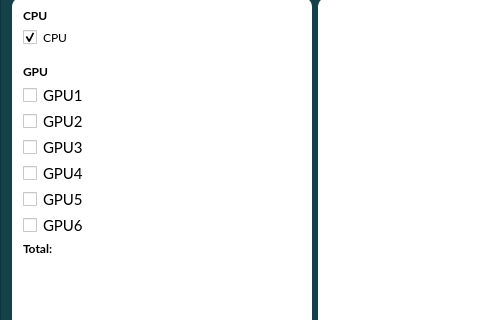
This is src/qt/forms/miningpage.ui in ZiftrCOIN/ziftrcoin as Qt 5 draws it before an edit; both pictures show x 0 to 480 and y 169 to 489 of the 918 by 880 pixel window. The edited form follows.
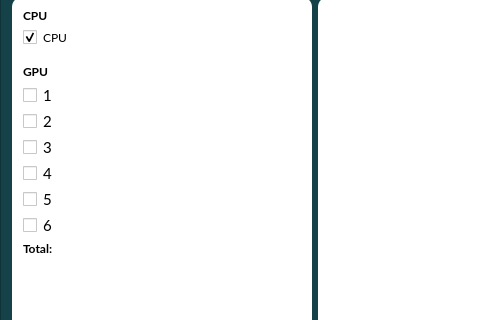
This is the edited form. Icons and pictures are not drawn.

What changed in the file:
```diff
--- a/src/qt/forms/miningpage.ui
+++ b/src/qt/forms/miningpage.ui
@@ -460,20 +460,20 @@
                  <item alignment="Qt::AlignLeft">
                   <widget class="QCheckBox" name="gpu1CheckBox">
                    <property name="sizePolicy">
-                    <sizepolicy hsizetype="Maximum" vsizetype="Fixed">
+                    <sizepolicy hsizetype="Expanding" vsizetype="Fixed">
                      <horstretch>0</horstretch>
                      <verstretch>0</verstretch>
                     </sizepolicy>
                    </property>
                    <property name="minimumSize">
                     <size>
-                     <width>160</width>
+                     <width>0</width>
                      <height>0</height>
                     </size>
                    </property>
                    <property name="maximumSize">
                     <size>
-                     <width>58</width>
+                     <width>16777215</width>
                      <height>16777215</height>
                     </size>
                    </property>
@@ -483,8 +483,11 @@
                      <pointsize>11</pointsize>
                     </font>
                    </property>
+                   <property name="styleSheet">
+                    <string notr="true"/>
+                   </property>
                    <property name="text">
-                    <string>GPU1    </string>
+                    <string>1    </string>
                    </property>
                   </widget>
                  </item>
@@ -527,13 +530,13 @@
                    </property>
                    <property name="minimumSize">
                     <size>
-                     <width>160</width>
+                     <width>0</width>
                      <height>0</height>
                     </size>
                    </property>
                    <property name="maximumSize">
                     <size>
-                     <width>58</width>
+                     <width>16777215</width>
                      <height>16777215</height>
                     </size>
                    </property>
@@ -544,10 +547,10 @@
                     </font>
                    </property>
                    <property name="styleSheet">
-                    <string notr="true">width: 100px;</string>
+                    <string notr="true"/>
                    </property>
                    <property name="text">
-                    <string>GPU2</string>
+                    <string>2</string>
                    </property>
                   </widget>
                  </item>
@@ -574,7 +577,7 @@
                </item>
                <item>
                 <layout class="QHBoxLayout" name="gpu3HorizontalLayout">
-                 <item>
+                 <item alignment="Qt::AlignLeft">
                   <widget class="QCheckBox" name="gpu3CheckBox">
                    <property name="sizePolicy">
                     <sizepolicy hsizetype="Expanding" vsizetype="Fixed">
@@ -584,13 +587,13 @@
                    </property>
                    <property name="minimumSize">
                     <size>
-                     <width>160</width>
+                     <width>0</width>
                      <height>0</height>
                     </size>
                    </property>
                    <property name="maximumSize">
                     <size>
-                     <width>58</width>
+                     <width>16777215</width>
                      <height>16777215</height>
                     </size>
                    </property>
@@ -601,7 +604,7 @@
                     </font>
                    </property>
                    <property name="text">
-                    <string>GPU3</string>
+                    <string>3</string>
                    </property>
                   </widget>
                  </item>
@@ -631,7 +634,7 @@
                  <property name="rightMargin">
                   <number>0</number>
                  </property>
-                 <item>
+                 <item alignment="Qt::AlignLeft">
                   <widget class="QCheckBox" name="gpu4CheckBox">
                    <property name="sizePolicy">
                     <sizepolicy hsizetype="Expanding" vsizetype="Fixed">
@@ -641,13 +644,13 @@
                    </property>
                    <property name="minimumSize">
                     <size>
-                     <width>160</width>
+                     <width>0</width>
                      <height>0</height>
                     </size>
                    </property>
                    <property name="maximumSize">
                     <size>
-                     <width>58</width>
+                     <width>16777215</width>
                      <height>16777215</height>
                     </size>
                    </property>
@@ -658,7 +661,7 @@
                     </font>
                    </property>
                    <property name="text">
-                    <string>GPU4</string>
+                    <string>4</string>
                    </property>
                   </widget>
                  </item>
@@ -685,7 +688,7 @@
                </item>
                <item>
                 <layout class="QHBoxLayout" name="gpu5HorizontalLayout">
-                 <item>
+                 <item alignment="Qt::AlignLeft">
                   <widget class="QCheckBox" name="gpu5CheckBox">
                    <property name="sizePolicy">
                     <sizepolicy hsizetype="Expanding" vsizetype="Fixed">
@@ -695,13 +698,13 @@
                    </property>
                    <property name="minimumSize">
                     <size>
-                     <width>160</width>
+                     <width>0</width>
                      <height>0</height>
                     </size>
                    </property>
                    <property name="maximumSize">
                     <size>
-                     <width>58</width>
+                     <width>16777215</width>
                      <height>16777215</height>
                     </size>
                    </property>
@@ -712,7 +715,7 @@
                     </font>
                    </property>
                    <property name="text">
-                    <string>GPU5</string>
+                    <string>5</string>
                    </property>
                   </widget>
                  </item>
@@ -739,7 +742,7 @@
                </item>
                <item>
                 <layout class="QHBoxLayout" name="gpu6HorizontalLayout">
-                 <item>
+                 <item alignment="Qt::AlignLeft">
                   <widget class="QCheckBox" name="gpu6CheckBox">
                    <property name="sizePolicy">
                     <sizepolicy hsizetype="Expanding" vsizetype="Fixed">
@@ -749,13 +752,13 @@
                    </property>
                    <property name="minimumSize">
                     <size>
-                     <width>160</width>
+                     <width>0</width>
                      <height>0</height>
                     </size>
                    </property>
                    <property name="maximumSize">
                     <size>
-                     <width>58</width>
+                     <width>16777215</width>
                      <height>16777215</height>
                     </size>
                    </property>
@@ -766,7 +769,7 @@
                     </font>
                    </property>
                    <property name="text">
-                    <string>GPU6</string>
+                    <string>6</string>
                    </property>
                   </widget>
                  </item>
```
Left out of the diff: 42 changed lines with no effect on the pictures.
